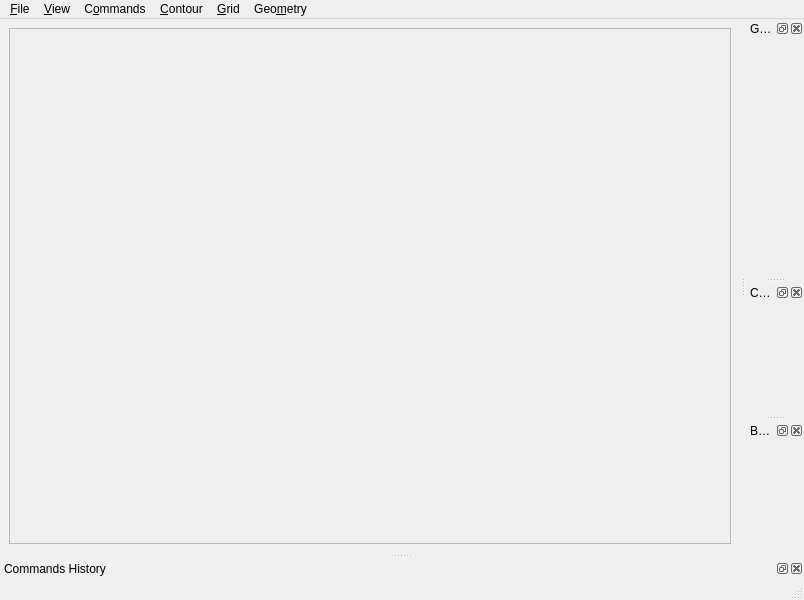
First picture: the form in src/HybMesh_gui/qtui/ComGridMain.ui, repository kalininei/HybMesh, before the edit.
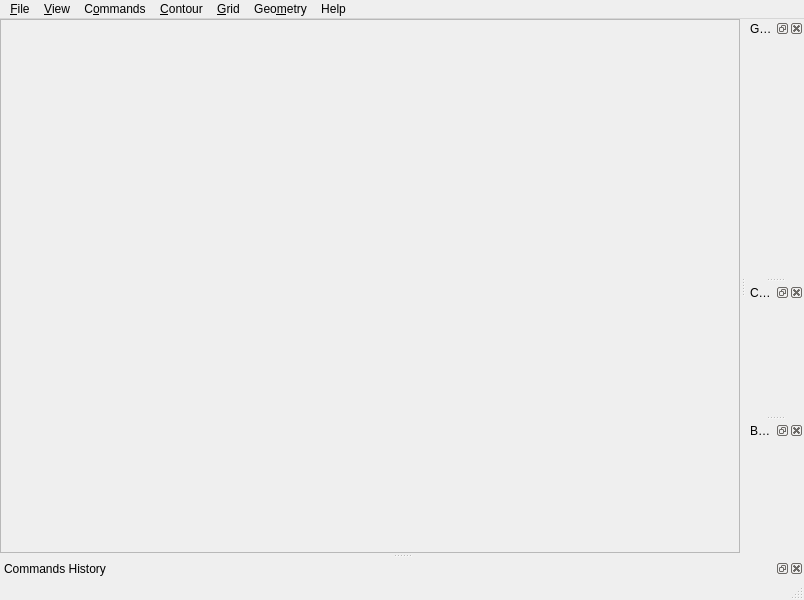
Second picture: the form after the edit. Icons and pictures are not drawn.

The edit to the form file:
```diff
--- a/src/HybMesh_gui/qtui/ComGridMain.ui
+++ b/src/HybMesh_gui/qtui/ComGridMain.ui
@@ -31,6 +31,9 @@
   </property>
   <widget class="QWidget" name="centralwidget">
    <layout class="QVBoxLayout" name="verticalLayout_2">
+    <property name="margin">
+     <number>0</number>
+    </property>
     <item>
      <widget class="QFrame" name="f_vtk">
       <property name="frameShape">
@@ -39,6 +42,9 @@
       <property name="frameShadow">
        <enum>QFrame::Sunken</enum>
       </property>
+      <property name="lineWidth">
+       <number>4</number>
+      </property>
      </widget>
     </item>
    </layout>
@@ -140,12 +146,19 @@
     <addaction name="act_unite_grids"/>
     <addaction name="act_ex_cont"/>
    </widget>
+   <widget class="QMenu" name="menuHelp">
+    <property name="title">
+     <string>Help</string>
+    </property>
+    <addaction name="act_about"/>
+   </widget>
    <addaction name="menu_File"/>
    <addaction name="menu_View"/>
    <addaction name="menu_Edit"/>
    <addaction name="menuConts"/>
    <addaction name="menuGrid"/>
    <addaction name="menu_Geometry"/>
+   <addaction name="menuHelp"/>
   </widget>
   <widget class="QStatusBar" name="statusbar"/>
   <widget class="QDockWidget" name="dw_grid_manager">
```
Left out of the diff: 5 changed lines with no effect on the pictures.
